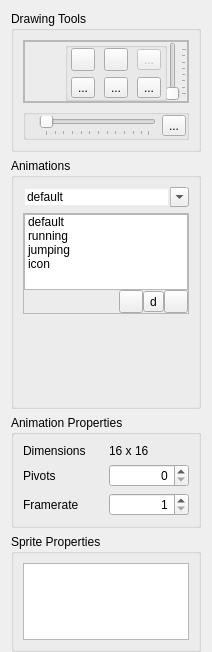
Before: the Qt Designer form src/parttoolswidget.ui in eigenbom/MQ-Sprite, drawn with Qt 5.
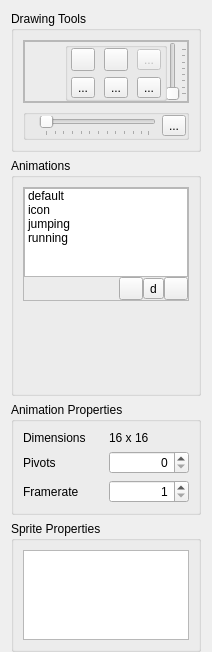
After: the same form once the commit is applied. Icons and pictures are not drawn. Custom widgets are drawn as their Qt base class.

Commit message: Refactoring mode list

Patch:
```diff
--- a/src/parttoolswidget.ui
+++ b/src/parttoolswidget.ui
@@ -123,7 +123,7 @@
              </widget>
             </item>
             <item>
-             <widget class="QGroupBox" name="">
+             <widget class="QGroupBox" name="groupBox">
               <layout class="QGridLayout" name="gridLayout_2">
                <property name="leftMargin">
                 <number>0</number>
@@ -370,56 +370,6 @@
       <property name="rightMargin">
        <number>9</number>
       </property>
-      <item>
-       <widget class="QComboBox" name="comboBoxModes">
-        <property name="sizePolicy">
-         <sizepolicy hsizetype="MinimumExpanding" vsizetype="Fixed">
-          <horstretch>0</horstretch>
-          <verstretch>0</verstretch>
-         </sizepolicy>
-        </property>
-        <property name="minimumSize">
-         <size>
-          <width>0</width>
-          <height>0</height>
-         </size>
-        </property>
-        <property name="layoutDirection">
-         <enum>Qt::LeftToRight</enum>
-        </property>
-        <property name="editable">
-         <bool>true</bool>
-        </property>
-        <property name="currentText">
-         <string>default</string>
-        </property>
-        <property name="maxVisibleItems">
-         <number>16</number>
-        </property>
-        <property name="insertPolicy">
-         <enum>QComboBox::InsertAlphabetically</enum>
-        </property>
-        <property name="sizeAdjustPolicy">
-         <enum>QComboBox::AdjustToContents</enum>
-        </property>
-        <property name="minimumContentsLength">
-         <number>0</number>
-        </property>
-        <property name="frame">
-         <bool>false</bool>
-        </property>
-        <item>
-         <property name="text">
-          <string>default</string>
-         </property>
-        </item>
-        <item>
-         <property name="text">
-          <string>icon</string>
-         </property>
-        </item>
-       </widget>
-      </item>
       <item>
        <widget class="QFrame" name="frame_3">
         <property name="frameShape">
@@ -490,21 +440,21 @@
              <string>default</string>
             </property>
            </item>
-           <item>
-            <property name="text">
-             <string>running</string>
-            </property>
-           </item>
-           <item>
-            <property name="text">
-             <string>jumping</string>
-            </property>
-           </item>
            <item>
             <property name="text">
              <string>icon</string>
             </property>
            </item>
+           <item>
+            <property name="text">
+             <string>jumping</string>
+            </property>
+           </item>
+           <item>
+            <property name="text">
+             <string>running</string>
+            </property>
+           </item>
           </widget>
          </item>
          <item>
@@ -814,6 +764,11 @@
    <header location="global">animatorwidget.h</header>
    <container>1</container>
   </customwidget>
+  <customwidget>
+   <class>ModeListWidget</class>
+   <extends>QListWidget</extends>
+   <header>modelistwidget.h</header>
+  </customwidget>
  </customwidgets>
  <resources>
   <include location="../icons.qrc"/>
```
Left out of the diff: 4 changed lines with no effect on the pictures. The commit also changes 9 other files.
